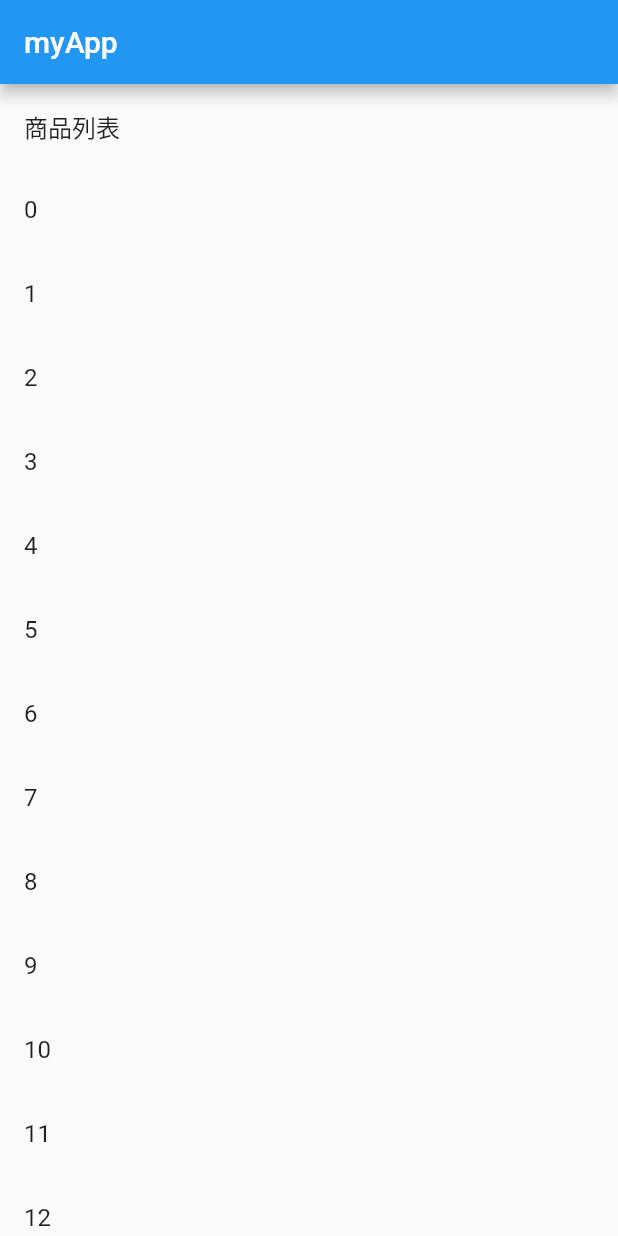
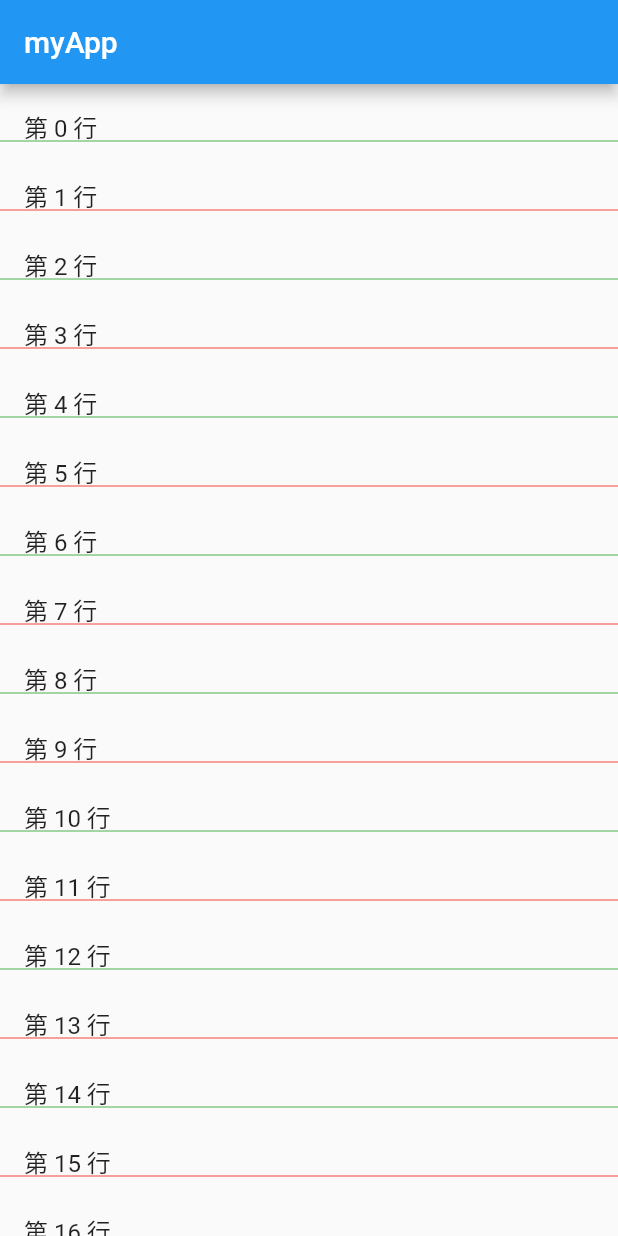
Before and after one commit to ilife-x/WXApp, a Flutter app: the screen it shows after launch, on a phone screen of 412 x 824 dp. Run offline on Flutter 3.47's test engine with Material 2 defaults, Android fonts, the light colour scheme and no system bars.

Commit message:
add demo

```diff
--- a/lib/main.dart
+++ b/lib/main.dart
@@ -21,8 +21,8 @@ class _MyAppState extends State<MyApp> {
         ),
         // body: Siglechild(str: str),
         // body: ListViewBuilder(),
-        // body: ListViewSeparate(),
-        body: WuxianListView(),
+        body: ListViewSeparate(),
+        // body: WuxianListView(),
       ),
     );
   }
```
Also changed, not shown: pubspec.lock (deleted).
